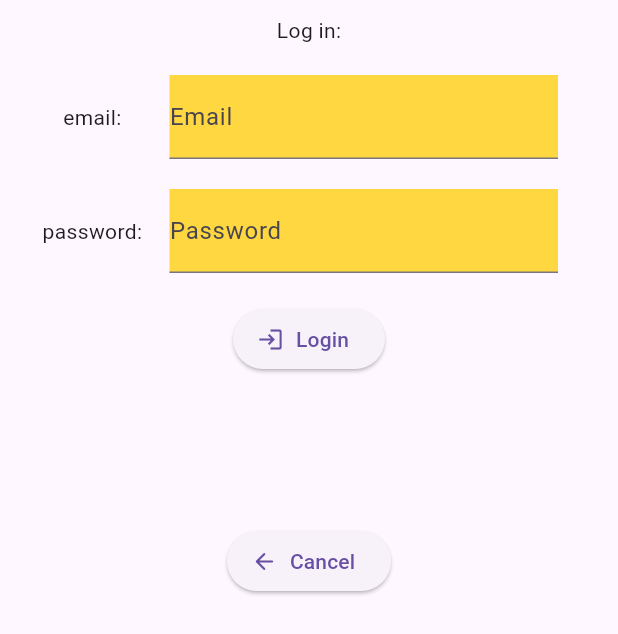
After one commit to lepplaju/recipes_app, a Flutter app: the screen it shows after launch, item 5 of the bottom bar chosen, after a tap on "Sign in to an existing account", on a phone screen of 412 x 824 dp. The commit adds this screen. Shown: the top 634 px of the screen. Run offline on Flutter 3.47's test engine with Material 3 defaults, Android fonts, the phone set to English and light mode, and no system bars; our stand-ins replace cloud_firestore, email_validator, firebase_auth, firebase_core, flutter_riverpod, go_router; accounts and stored records are empty.

Commit message:
login logic and placeholder recipe image

```diff
--- a/lib/main.dart
+++ b/lib/main.dart
@@ -1,8 +1,11 @@
+// ignore_for_file: unused_import
+
 import 'package:flutter/material.dart';
 import 'package:flutter_riverpod/flutter_riverpod.dart';
 import 'package:go_router/go_router.dart';
 import 'package:recipe_app/providers/user_provider.dart';
 import 'package:recipe_app/screens/category_sceen.dart';
+import 'package:recipe_app/screens/login_page.dart';
 import 'package:recipe_app/screens/navigation_example_page.dart';
 import 'package:recipe_app/screens/recipe_page.dart';
 import 'package:firebase_core/firebase_core.dart';
@@ -28,6 +31,12 @@ final GoRouter _router = GoRouter(
             return CategoryPage(category: state.pathParameters['category']!);
           },
         ),
+        GoRoute(
+          path: 'login/:type',
+          builder: (BuildContext context, GoRouterState state) {
+            return LoginPage(type: state.pathParameters['type']!);
+          },
+        ),
       ],
     ),
   ],
@@ -40,10 +49,12 @@ void main() async {
   // final snapshot = await _firestore.collection('recipes_collection').get();
   // snapshot.docs.forEach((doc) => print('${doc.id}: ${doc.data()}'));
 
-  runApp(ProviderScope(child: StartApp()));
+  runApp(const ProviderScope(child: StartApp()));
 }
 
 class StartApp extends ConsumerWidget {
+  const StartApp({super.key});
+
   @override
   Widget build(BuildContext context, WidgetRef ref) {
     // return MaterialApp(
--- a/lib/providers/category_provider.dart
+++ b/lib/providers/category_provider.dart
@@ -1,6 +1,5 @@
 import 'package:cloud_firestore/cloud_firestore.dart';
 import 'package:flutter_riverpod/flutter_riverpod.dart';
-import 'package:recipe_app/models/recipe.dart';
 
 class CategoryNotifier extends StateNotifier<List<String>> {
   CategoryNotifier() : super([]) {
--- a/lib/screens/categories_page.dart
+++ b/lib/screens/categories_page.dart
@@ -1,7 +1,6 @@
 import 'package:flutter/material.dart';
 import 'package:flutter_riverpod/flutter_riverpod.dart';
 import 'package:go_router/go_router.dart';
-import 'package:recipe_app/models/mock_data.dart';
 import 'package:recipe_app/providers/category_provider.dart';
 
 class CategoriesPage extends ConsumerWidget {
--- /dev/null
+++ b/lib/screens/login_or_create.dart
@@ -0,0 +1,37 @@
+import 'package:firebase_auth/firebase_auth.dart';
+import 'package:flutter/material.dart';
+import 'package:go_router/go_router.dart';
+
+class LoginScreen extends StatelessWidget {
+  const LoginScreen({super.key});
+
+  @override
+  Widget build(BuildContext context) {
+    return Scaffold(
+      body: Center(
+        child: Column(
+          crossAxisAlignment: CrossAxisAlignment.center,
+          children: [
+            ElevatedButton.icon(
+              icon: const Icon(Icons.account_circle),
+              label: const Text('Create a new account'),
+              onPressed: () async {
+                context.go('/login/create');
+              },
+            ),
+            Padding(
+              padding: EdgeInsets.all(15),
+            ),
+            ElevatedButton.icon(
+              icon: const Icon(Icons.login),
+              label: const Text('Sign in to an existing account'),
+              onPressed: () async {
+                context.go('/login/login');
+              },
+            ),
+          ],
+        ),
+      ),
+    );
+  }
+}
--- /dev/null
+++ b/lib/screens/login_page.dart
@@ -0,0 +1,160 @@
+import 'package:firebase_auth/firebase_auth.dart';
+import 'package:flutter/material.dart';
+import 'package:go_router/go_router.dart';
+import 'package:email_validator/email_validator.dart';
+
+class LoginPage extends StatefulWidget {
+  final String type;
+  const LoginPage({required this.type});
+
+  _LoginPageState createState() => _LoginPageState(type: type);
+}
+
+class _LoginPageState extends State<LoginPage> {
+  final String type;
+  final formkey = GlobalKey<FormState>();
+  AutovalidateMode showValidationText = AutovalidateMode.disabled;
+  _LoginPageState({required this.type});
+
+  @override
+  Widget build(BuildContext context) {
+    TextEditingController usernameController = TextEditingController();
+    TextEditingController passwordController = TextEditingController();
+    double textFieldWidth = (MediaQuery.of(context).size.width) / 4;
+    String textAtTop = "Create account:";
+    Icon buttonIcon = Icon(Icons.account_circle_outlined);
+    String buttonLabelText = "Create";
+    //showValidationText = AutovalidateMode.disabled;
+    if (type == 'login') {
+      textAtTop = "Log in:";
+      buttonIcon = Icon(Icons.login);
+      buttonLabelText = "Login";
+    }
+    return Scaffold(
+        body: Container(
+            margin: EdgeInsets.all(10),
+            child: Form(
+                key: formkey,
+                child: Column(children: [
+                  Text(textAtTop),
+                  SizedBox(
+                    height: 20,
+                  ),
+                  Row(mainAxisAlignment: MainAxisAlignment.center, children: [
+                    Container(
+                        alignment: Alignment.center,
+                        width: textFieldWidth,
+                        child: Text("email:")),
+                    Expanded(
+                        child: Container(
+                            margin: EdgeInsets.only(right: 30),
+                            child: DecoratedBox(
+                                decoration:
+                                    BoxDecoration(color: Colors.amberAccent),
+                                child: TextFormField(
+                                    decoration:
+                                        InputDecoration(labelText: 'Email'),
+                                    controller: usernameController,
+                                    autovalidateMode: showValidationText,
+                                    validator: (email) => email != null &&
+                                            !EmailValidator.validate(email)
+                                        ? "Enter a valid email"
+                                        : null))))
+                  ]),
+                  SizedBox(
+                    height: 20,
+                  ),
+                  Row(mainAxisAlignment: MainAxisAlignment.center, children: [
+                    Container(
+                        width: textFieldWidth,
+                        alignment: Alignment.center,
+                        child: Text("password:")),
+                    Expanded(
+                        child: Container(
+                            margin: EdgeInsets.only(right: 30),
+                            child: DecoratedBox(
+                                decoration:
+                                    BoxDecoration(color: Colors.amberAccent),
+                                child: TextFormField(
+                                  decoration:
+                                      InputDecoration(labelText: 'Password'),
+                                  controller: passwordController,
+                                  autovalidateMode: showValidationText,
+                                  validator: (password) => password != null &&
+                                          password.length < 5
+                                      ? "Password length has to be 5 or longer"
+                                      : null,
+                                  obscureText: true,
+                                ))))
+                  ]),
+                  SizedBox(
+                    height: 20,
+                  ),
+                  ElevatedButton.icon(
+                    icon: buttonIcon,
+                    label: Text(buttonLabelText),
+                    onPressed: () {
+                      _submit(usernameController.text, passwordController.text);
+                    },
+                  ),
+                  SizedBox(height: 100),
+                  ElevatedButton.icon(
+                    icon: Icon(Icons.arrow_back_rounded),
+                    label: Text("Cancel"),
+                    onPressed: () {
+                      context.pop();
+                    },
+                  )
+                ]))));
+  }
+
+  Future _submit(String emailInput, String passwordInput) async {
+    final isValid = formkey.currentState!.validate();
+    if (!isValid) {
+      print('not valid');
+      showValidationText = AutovalidateMode.always;
+      return;
+    }
+    BuildContext dialogContext;
+    if (type == 'create') {
+      showDialog(
+          context: context,
+          barrierDismissible: false,
+          builder: ((context) {
+            dialogContext = context;
+            return Center(child: CircularProgressIndicator());
+          }));
+      print("submit $type");
+      print(emailInput);
+      print(passwordInput);
+      try {
+        final credentials =
+            await FirebaseAuth.instance.createUserWithEmailAndPassword(
+          email: emailInput.trim(),
+          password: passwordInput.trim(),
+        );
+      } on FirebaseAuthException catch (e) {
+        if (e.code == 'weak-password') {
+          print('The password provided is too weak.');
+        } else if (e.code == 'email-already-in-use') {
+          print('The account already exists for that email.');
+        }
+      } catch (e) {
+        print(e);
+      }
+      Navigator.of(context).pop();
+    } else if (type == "login") {
+      try {
+        final credentials = await FirebaseAuth.instance
+            .signInWithEmailAndPassword(
+                email: emailInput, password: passwordInput);
+      } on FirebaseAuthException catch (e) {
+        if (e.code == 'user-not-found') {
+          print('No user found for that email.');
+        } else if (e.code == 'wrong-password') {
+          print('Wrong password provided for that user.');
+        }
+      }
+    }
+  }
+}
--- a/lib/screens/navigation_example_page.dart
+++ b/lib/screens/navigation_example_page.dart
@@ -2,9 +2,9 @@ import 'package:flutter/material.dart';
 import 'package:flutter_riverpod/flutter_riverpod.dart';
 import 'package:recipe_app/providers/user_provider.dart';
 import 'package:recipe_app/screens/categories_page.dart';
+import 'package:recipe_app/screens/login_or_create.dart';
 import 'package:recipe_app/screens/main_page.dart';
 import 'package:recipe_app/screens/new_recipe_page.dart';
-import 'package:recipe_app/screens/recipe_page.dart';
 import 'package:recipe_app/screens/recipes_listview.dart';
 import 'package:recipe_app/widgets/custom_top_bar.dart';
 
@@ -17,48 +17,52 @@ class NavigationExample extends ConsumerStatefulWidget {
 
 class _NavigationExampleState extends ConsumerState<NavigationExample> {
   int currentPageIndex = 0;
+  String accountText = 'Account';
 
   @override
   Widget build(BuildContext context) {
     final user = ref.watch(userProvider);
-    if (currentPageIndex == 4 && user.value == null) {
-      currentPageIndex = 0;
-    }
+    // if (currentPageIndex == 4 && user.value == null) {
+    //   currentPageIndex = 0;
+    // }
     List<NavigationDestination> navigationDestinations = [
-      NavigationDestination(
+      const NavigationDestination(
         selectedIcon: Icon(Icons.home),
         icon: Icon(Icons.home_outlined),
         label: 'Home',
       ),
-      NavigationDestination(
+      const NavigationDestination(
         icon: Icon(Icons.topic_outlined),
         label: 'Categories',
       ),
-      NavigationDestination(
+      const NavigationDestination(
         icon: Icon(Icons.list_alt_outlined),
         label: 'Recipes',
       ),
-      NavigationDestination(
+      const NavigationDestination(
         icon: Icon(
           Icons.trending_up_sharp,
         ),
         label: 'Trending',
       ),
       NavigationDestination(
-        icon: Icon(
-          Icons.add_box_rounded,
-        ),
-        label: 'Add new recipe',
-      ),
+          icon: Icon(Icons.manage_accounts_outlined), label: accountText)
+      // const NavigationDestination(
+      //   icon: Icon(
+      //     Icons.add_box_rounded,
+      //   ),
+      //   label: 'Add new recipe',
+      // ),
     ];
     if (user.value == null) {
-      navigationDestinations.removeWhere((destination) =>
-          destination.label ==
-          'Add new recipe'); // Remove the destination if user value is null
+      accountText = 'Sign in';
+      // navigationDestinations.removeWhere((destination) =>
+      //     destination.label ==
+      //     'Add new recipe'); // Remove the destination if user value is null
     }
     return Scaffold(
       appBar: //AppBar(title: Text('sup')
-          CustomTopBar(),
+          const CustomTopBar(),
       bottomNavigationBar: NavigationBar(
           onDestinationSelected: (int index) {
             setState(() {
@@ -113,7 +117,7 @@ class _NavigationExampleState extends ConsumerState<NavigationExample> {
             child: Text("todo treding page")), // RecipeWidget()),
 
         // Add new recipe page
-        user.value != null ? RecipePageConsumer() : SizedBox(),
+        user.value == null ? const LoginScreen() : const SizedBox(),
       ][currentPageIndex],
     );
   }
--- a/lib/screens/new_recipe_page.dart
+++ b/lib/screens/new_recipe_page.dart
@@ -45,7 +45,7 @@ class RecipePageConsumer extends ConsumerWidget {
             child: Container(
                 margin: const EdgeInsets.all(10),
                 child: Column(children: [
-                  const Text('hello world'),
+                  const Text('Add a new recipe'),
                   Row(children: [
                     const Text("Name:"),
                     Expanded(
--- a/pubspec.yaml
+++ b/pubspec.yaml
@@ -17,6 +17,7 @@ dependencies:
   go_router: ^13.2.0
   cupertino_icons: ^1.0.2
   firebase_auth: ^4.17.4
+  email_validator: ^2.1.17
 
 dev_dependencies:
   flutter_test:
```
Also changed, not shown: lib/screens/login_screen.dart (deleted, +0 -26 lines), lib/screens/profile_page.dart (added, +9 -0 lines), lib/screens/recipe_page.dart (+21 -1 lines), lib/screens/recipes_listView.dart (+18 -6 lines), lib/widgets/custom_top_bar.dart (+9 -8 lines).
